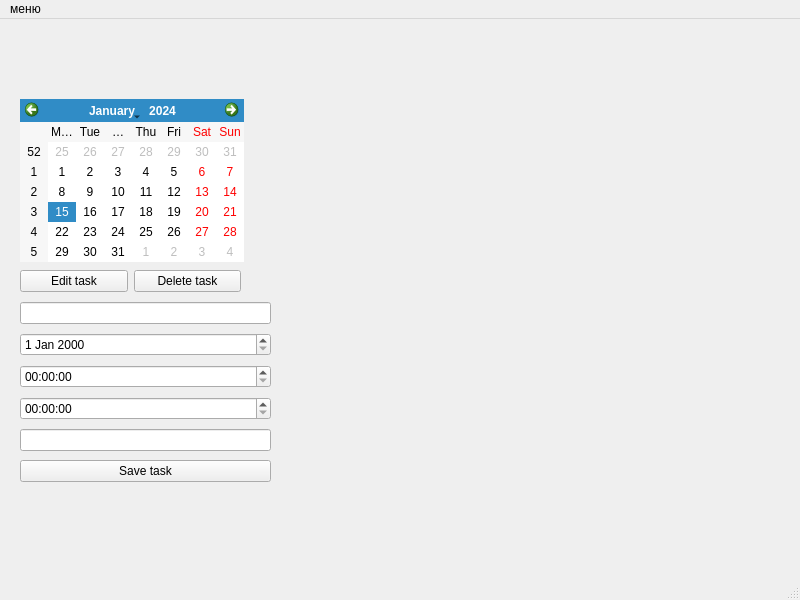
Before: the Qt Designer form mainwindow.ui in JenDenver/planner, drawn with Qt 5.
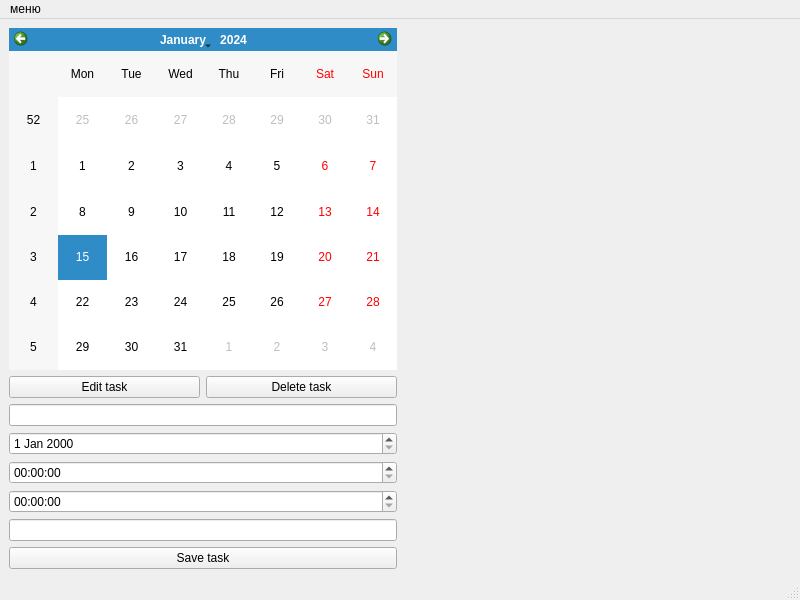
After: the same form once the commit is applied. Custom widgets are drawn as their Qt base class.

```diff
--- a/mainwindow.ui
+++ b/mainwindow.ui
@@ -14,35 +14,18 @@
    <string>MainWindow</string>
   </property>
   <widget class="QWidget" name="centralwidget">
+   <layout class="QGridLayout" name="gridLayout">
+    <item row="0" column="1" rowspan="3">
    <widget class="clndr" name="cwidget" native="true">
-    <property name="geometry">
-     <rect>
-      <x>270</x>
-      <y>0</y>
-      <width>461</width>
-      <height>391</height>
-     </rect>
-    </property>
-   </widget>
-   <widget class="QCalendarWidget" name="calendarWidget">
-    <property name="geometry">
-     <rect>
-      <x>20</x>
-      <y>80</y>
-      <width>224</width>
-      <height>163</height>
-     </rect>
-    </property>
-   </widget>
-   <widget class="QWidget" name="horizontalLayoutWidget_2">
-    <property name="geometry">
-     <rect>
-      <x>20</x>
-      <y>250</y>
-      <width>221</width>
-      <height>24</height>
-     </rect>
-    </property>
+      <property name="sizePolicy">
+       <sizepolicy hsizetype="Expanding" vsizetype="Preferred">
+        <horstretch>0</horstretch>
+        <verstretch>0</verstretch>
+       </sizepolicy>
+      </property>
+     </widget>
+    </item>
+    <item row="1" column="0">
     <layout class="QHBoxLayout" name="horizontalLayout_2">
      <item>
       <widget class="QPushButton" name="EditButton">
@@ -59,16 +42,11 @@
       </widget>
      </item>
     </layout>
-   </widget>
-   <widget class="QWidget" name="verticalLayoutWidget">
-    <property name="geometry">
-     <rect>
-      <x>20</x>
-      <y>280</y>
-      <width>251</width>
-      <height>191</height>
-     </rect>
-    </property>
+    </item>
+    <item row="0" column="0">
+     <widget class="QCalendarWidget" name="calendarWidget"/>
+    </item>
+    <item row="2" column="0">
     <layout class="QVBoxLayout" name="verticalLayout">
      <item>
       <widget class="QLineEdit" name="tNameEdit"/>
@@ -93,7 +71,8 @@
       </widget>
      </item>
     </layout>
-   </widget>
+    </item>
+   </layout>
   </widget>
   <widget class="QMenuBar" name="menubar">
    <property name="geometry">
```
Left out of the diff: 2 changed lines with no effect on the pictures. Lines whose indentation alone changed are shown as unchanged.
